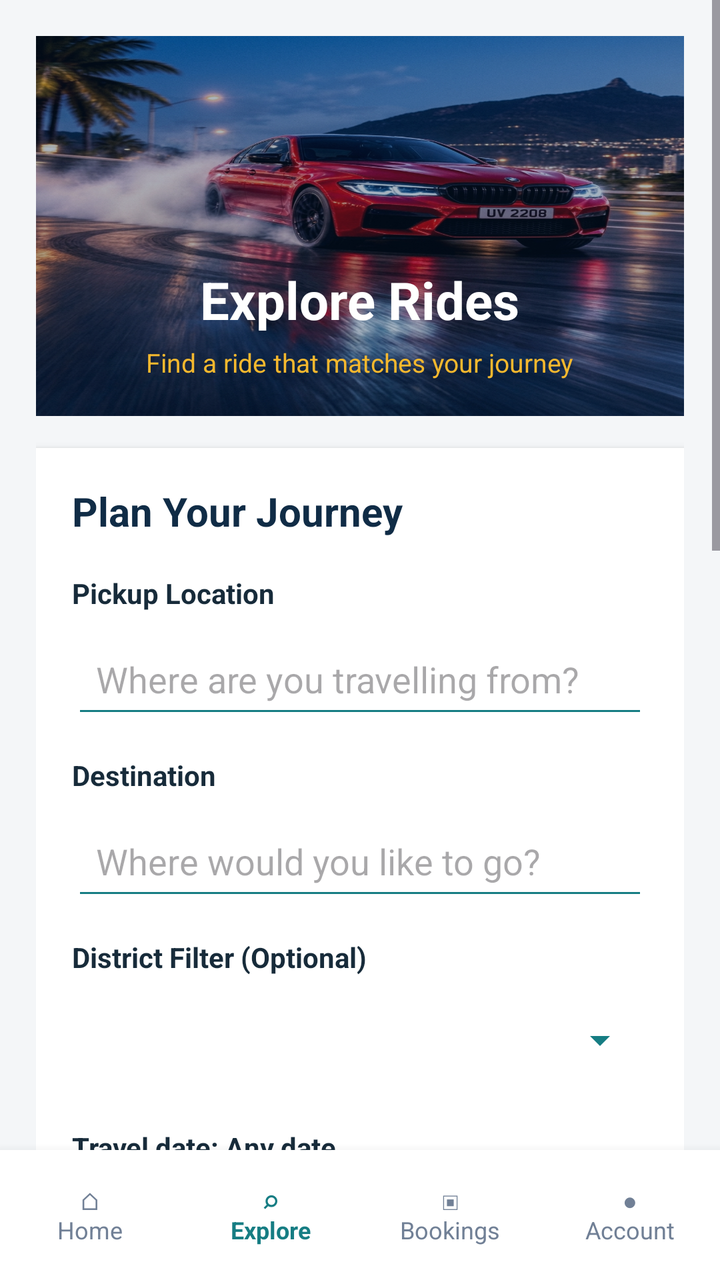
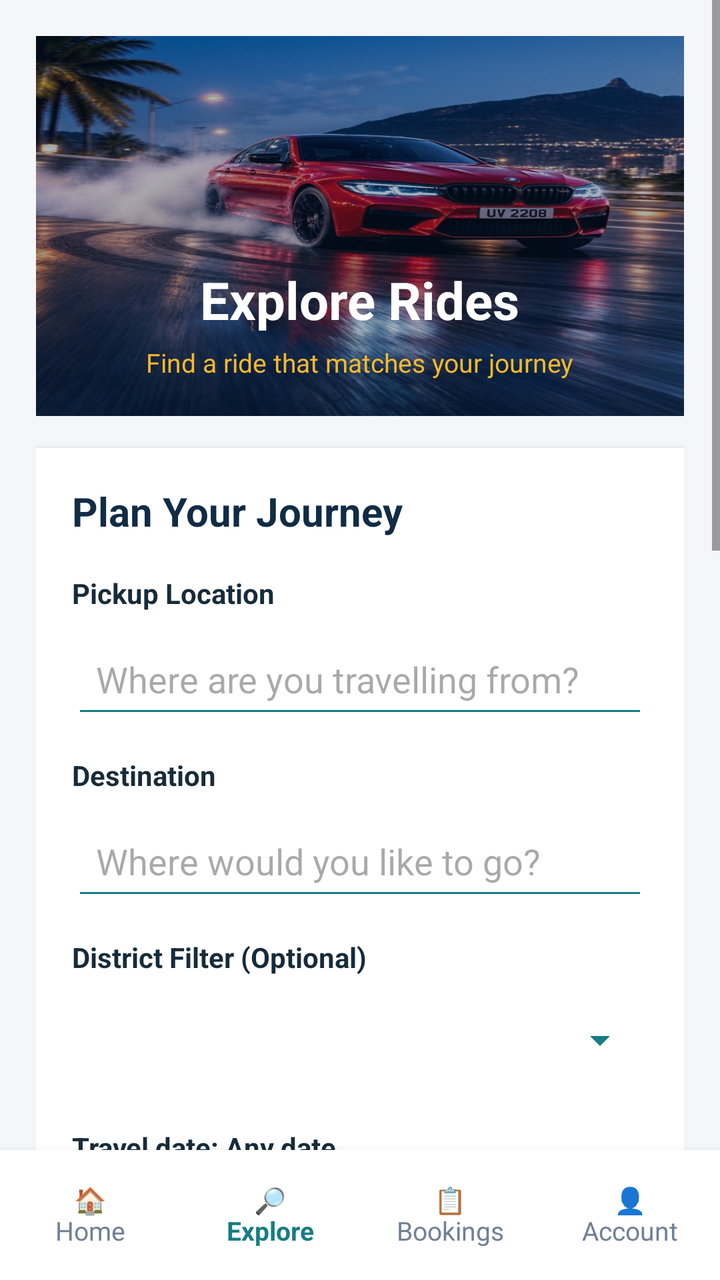

Two renders of the same Android screen: before a commit and after it. Below are the layout's source before the change and the commit's diff.
<!-- AndroidManifest.xml: application theme Theme.RideConnect -->
<!-- res/layout/activity_ride_search.xml -->
<?xml version="1.0" encoding="utf-8"?>
<LinearLayout
    xmlns:android="http://schemas.android.com/apk/res/android"
    android:layout_width="match_parent"
    android:layout_height="match_parent"
    android:orientation="vertical"
    android:background="@color/screen_background">

    <ScrollView
        android:layout_width="match_parent"
        android:layout_height="0dp"
        android:layout_weight="1"
        android:fillViewport="true">

        <LinearLayout
            android:layout_width="match_parent"
            android:layout_height="wrap_content"
            android:orientation="vertical"
            android:padding="18dp">


            
            <FrameLayout
                android:layout_width="match_parent"
                android:layout_height="190dp"
                android:layout_marginStart="-18dp"
                android:layout_marginEnd="-18dp"
                android:background="@color/navy">

                <ImageView
                    android:id="@+id/exploreCarImage"
                    android:layout_width="match_parent"
                    android:layout_height="match_parent"
                    android:src="@drawable/rideconnect_splash"
                    android:scaleType="fitXY"
                    android:contentDescription="BMW car photograph"/>

                <LinearLayout
                    android:layout_width="match_parent"
                    android:layout_height="match_parent"
                    android:orientation="vertical"
                    android:gravity="center_horizontal|bottom"
                    android:background="#55041E42"
                    android:paddingStart="20dp"
                    android:paddingEnd="20dp"
                    android:paddingBottom="18dp">

                    <TextView
                        android:layout_width="wrap_content"
                        android:layout_height="wrap_content"
                        android:text="Explore Rides"
                        android:textSize="26sp"
                        android:textStyle="bold"
                        android:textColor="@color/white"/>

                    <TextView
                        android:layout_width="wrap_content"
                        android:layout_height="wrap_content"
                        android:text="Find a ride that matches your journey"
                        android:textSize="13sp"
                        android:textColor="#F5B82E"
                        android:layout_marginTop="5dp"/>

                </LinearLayout>

            </FrameLayout>


            
            <LinearLayout
                android:layout_width="match_parent"
                android:layout_height="wrap_content"
                android:orientation="vertical"
                android:background="@color/white"
                android:padding="18dp"
                android:layout_marginTop="16dp"
                android:elevation="3dp">

                <TextView
                    android:layout_width="match_parent"
                    android:layout_height="wrap_content"
                    android:text="Plan Your Journey"
                    android:textSize="20sp"
                    android:textStyle="bold"
                    android:textColor="@color/navy"/>

                
                <TextView
                    android:layout_width="match_parent"
                    android:layout_height="wrap_content"
                    android:text="Pickup Location"
                    android:textStyle="bold"
                    android:textSize="14sp"
                    android:textColor="@color/text_primary"
                    android:layout_marginTop="18dp"/>

                <EditText
                    android:id="@+id/searchPickupInput"
                    android:layout_width="match_parent"
                    android:layout_height="52dp"
                    android:hint="Where are you travelling from?"
                    android:inputType="textCapWords"
                    android:singleLine="true"
                    android:paddingStart="12dp"
                    android:paddingEnd="12dp"
                    android:layout_marginTop="6dp"
                    android:textColor="@color/text_primary"
                    android:backgroundTint="@color/teal"/>

                
                <TextView
                    android:layout_width="match_parent"
                    android:layout_height="wrap_content"
                    android:text="Destination"
                    android:textStyle="bold"
                    android:textSize="14sp"
                    android:textColor="@color/text_primary"
                    android:layout_marginTop="14dp"/>

                <EditText
                    android:id="@+id/searchDestinationInput"
                    android:layout_width="match_parent"
                    android:layout_height="52dp"
                    android:hint="Where would you like to go?"
                    android:inputType="textCapWords"
                    android:singleLine="true"
                    android:paddingStart="12dp"
                    android:paddingEnd="12dp"
                    android:layout_marginTop="6dp"
                    android:textColor="@color/text_primary"
                    android:backgroundTint="@color/teal"/>

                
                <TextView
                    android:layout_width="match_parent"
                    android:layout_height="wrap_content"
                    android:text="District Filter (Optional)"
                    android:textStyle="bold"
                    android:textSize="14sp"
                    android:textColor="@color/text_primary"
                    android:layout_marginTop="14dp"/>

                <Spinner
                    android:id="@+id/searchRegionSpinner"
                    android:layout_width="match_parent"
                    android:layout_height="52dp"
                    android:layout_marginTop="6dp"
                    android:backgroundTint="@color/teal"/>

                
                <TextView
                    android:id="@+id/searchDateText"
                    android:layout_width="match_parent"
                    android:layout_height="wrap_content"
                    android:text="Travel date: Any date"
                    android:textSize="14sp"
                    android:textStyle="bold"
                    android:textColor="@color/text_primary"
                    android:layout_marginTop="18dp"/>

                <Button
                    android:id="@+id/selectSearchDateButton"
                    android:layout_width="match_parent"
                    android:layout_height="52dp"
                    android:text="SELECT TRAVEL DATE"
                    android:textAllCaps="false"
                    android:textColor="@color/navy"
                    android:backgroundTint="@color/screen_background"
                    android:layout_marginTop="6dp"/>


                
                <TextView
                    android:id="@+id/searchTimeText"
                    android:layout_width="match_parent"
                    android:layout_height="wrap_content"
                    android:text="Preferred departure: Any time"
                    android:textSize="14sp"
                    android:textStyle="bold"
                    android:textColor="@color/text_primary"
                    android:layout_marginTop="18dp"/>

                <Button
                    android:id="@+id/selectSearchTimeButton"
                    android:layout_width="match_parent"
                    android:layout_height="52dp"
                    android:text="SELECT DEPARTURE TIME"
                    android:textAllCaps="false"
                    android:textColor="@color/navy"
                    android:backgroundTint="@color/screen_background"
                    android:layout_marginTop="6dp"/>

                <TextView
                    android:layout_width="match_parent"
                    android:layout_height="wrap_content"
                    android:text="Time Flexibility"
                    android:textStyle="bold"
                    android:textSize="14sp"
                    android:textColor="@color/text_primary"
                    android:layout_marginTop="14dp"/>

                <Spinner
                    android:id="@+id/searchTimeFlexibilitySpinner"
                    android:layout_width="match_parent"
                    android:layout_height="52dp"
                    android:layout_marginTop="6dp"
                    android:backgroundTint="@color/teal"/>

                
                <TextView
                    android:layout_width="match_parent"
                    android:layout_height="wrap_content"
                    android:text="Number of Passengers"
                    android:textSize="14sp"
                    android:textStyle="bold"
                    android:textColor="@color/text_primary"
                    android:layout_marginTop="14dp"/>

                <EditText
                    android:id="@+id/passengerCountInput"
                    android:layout_width="match_parent"
                    android:layout_height="52dp"
                    android:hint="Enter number of passengers"
                    android:inputType="number"
                    android:singleLine="true"
                    android:text="1"
                    android:paddingStart="12dp"
                    android:paddingEnd="12dp"
                    android:layout_marginTop="6dp"
                    android:backgroundTint="@color/teal"/>

                
                <Button
                    android:id="@+id/searchRidesButton"
                    android:layout_width="match_parent"
                    android:layout_height="55dp"
                    android:text="SEARCH AVAILABLE RIDES"
                    android:textSize="15sp"
                    android:textStyle="bold"
                    android:textAllCaps="false"
                    android:textColor="@color/white"
                    android:backgroundTint="@color/teal"
                    android:layout_marginTop="22dp"/>

                <Button
                    android:id="@+id/clearFiltersButton"
                    android:layout_width="match_parent"
                    android:layout_height="48dp"
                    android:text="CLEAR FILTERS"
                    android:textAllCaps="false"
                    android:textColor="@color/navy"
                    android:backgroundTint="@color/screen_background"
                    android:layout_marginTop="8dp"/>

            </LinearLayout>

            
            <LinearLayout
                android:layout_width="match_parent"
                android:layout_height="wrap_content"
                android:orientation="vertical"
                android:padding="16dp"
                android:background="@color/white"
                android:layout_marginTop="18dp"
                android:elevation="3dp">

                <TextView
                    android:layout_width="match_parent"
                    android:layout_height="wrap_content"
                    android:text="Available Rides"
                    android:textSize="21sp"
                    android:textStyle="bold"
                    android:textColor="@color/navy"/>

                <TextView
                    android:layout_width="match_parent"
                    android:layout_height="wrap_content"
                    android:text="Choose a suitable ride for your journey."
                    android:textSize="13sp"
                    android:textColor="@color/text_secondary"
                    android:layout_marginTop="4dp"/>

                <LinearLayout
                    android:id="@+id/resultsContainer"
                    android:layout_width="match_parent"
                    android:layout_height="wrap_content"
                    android:orientation="vertical"
                    android:layout_marginTop="14dp"/>

            </LinearLayout>

        </LinearLayout>

    </ScrollView>

    
    <LinearLayout
        android:id="@+id/exploreBottomNavigation"
        android:layout_width="match_parent"
        android:layout_height="65dp"
        android:orientation="horizontal"
        android:gravity="center"
        android:background="@color/white"
        android:elevation="8dp"
        android:paddingTop="5dp"
        android:paddingBottom="5dp">

        <TextView
            android:id="@+id/exploreHomeNavItem"
            android:layout_width="0dp"
            android:layout_height="match_parent"
            android:layout_weight="1"
            android:gravity="center"
            android:text="⌂\nHome"
            android:textSize="12sp"
            android:textColor="@color/text_secondary"/>

        <TextView
            android:id="@+id/exploreExploreNavItem"
            android:layout_width="0dp"
            android:layout_height="match_parent"
            android:layout_weight="1"
            android:gravity="center"
            android:text="⌕\nExplore"
            android:textSize="12sp"
            android:textStyle="bold"
            android:textColor="@color/teal"/>

        <TextView
            android:id="@+id/exploreBookingsNavItem"
            android:layout_width="0dp"
            android:layout_height="match_parent"
            android:layout_weight="1"
            android:gravity="center"
            android:text="▣\nBookings"
            android:textSize="12sp"
            android:textColor="@color/text_secondary"/>

        <TextView
            android:id="@+id/exploreAccountNavItem"
            android:layout_width="0dp"
            android:layout_height="match_parent"
            android:layout_weight="1"
            android:gravity="center"
            android:text="●\nAccount"
            android:textSize="12sp"
            android:textColor="@color/text_secondary"/>

    </LinearLayout>

</LinearLayout>
<!-- resources referenced by this layout -->
<resources>
  <color name="navy">#102C46</color>
  <color name="screen_background">#F4F6F8</color>
  <color name="teal">#167D83</color>
  <color name="text_primary">#172B3A</color>
  <color name="text_secondary">#718096</color>
  <color name="white">#FFFFFFFF</color>
  <!-- drawable rideconnect_splash: jpg bitmap (drawable, 777467 bytes) -->
  <style name="Theme.RideConnect" parent="Base.Theme.RideConnect" />
  <style name="Base.Theme.RideConnect" parent="Theme.Material3.Light.NoActionBar">
  
          
          <item name="colorPrimary">@color/navy</item>
          <item name="colorOnPrimary">@color/white</item>
  
          <item name="colorSecondary">@color/teal</item>
          <item name="colorOnSecondary">@color/white</item>
  
          <item name="colorTertiary">@color/gold</item>
          <item name="colorOnTertiary">@color/navy</item>
  
          
          <item name="colorSurface">@color/card_white</item>
          <item name="colorOnSurface">@color/text_primary</item>
  
          
          <item name="android:statusBarColor">@color/navy</item>
          <item name="android:navigationBarColor">@color/card_white</item>
  
          <item name="android:windowLightStatusBar">false</item>
          <item name="android:windowLightNavigationBar">true</item>
  
          
          <item name="android:windowBackground">@color/screen_background</item>
  
          
          <item name="android:colorAccent">@color/teal</item>
  
      </style>
  <color name="gold">#F2B84B</color>
  <color name="card_white">#FFFFFF</color>
</resources>

<!-- the commit's change to res/layout/activity_ride_search.xml (unified diff, before → after) -->
@@ -311,8 +311,8 @@
             android:layout_height="match_parent"
             android:layout_weight="1"
             android:gravity="center"
-            android:text="⌂\nHome"
-            android:textSize="12sp"
+            android:text="🏠\nHome"
+            android:textSize="13sp"
             android:textColor="@color/text_secondary"/>
 
         <TextView
@@ -321,8 +321,8 @@
             android:layout_height="match_parent"
             android:layout_weight="1"
             android:gravity="center"
-            android:text="⌕\nExplore"
-            android:textSize="12sp"
+            android:text="🔎\nExplore"
+            android:textSize="13sp"
             android:textStyle="bold"
             android:textColor="@color/teal"/>
 
@@ -332,8 +332,8 @@
             android:layout_height="match_parent"
             android:layout_weight="1"
             android:gravity="center"
-            android:text="▣\nBookings"
-            android:textSize="12sp"
+            android:text="📋\nBookings"
+            android:textSize="13sp"
             android:textColor="@color/text_secondary"/>
 
         <TextView
@@ -342,8 +342,8 @@
             android:layout_height="match_parent"
             android:layout_weight="1"
             android:gravity="center"
-            android:text="●\nAccount"
-            android:textSize="12sp"
+            android:text="👤\nAccount"
+            android:textSize="13sp"
             android:textColor="@color/text_secondary"/>
 
     </LinearLayout>
